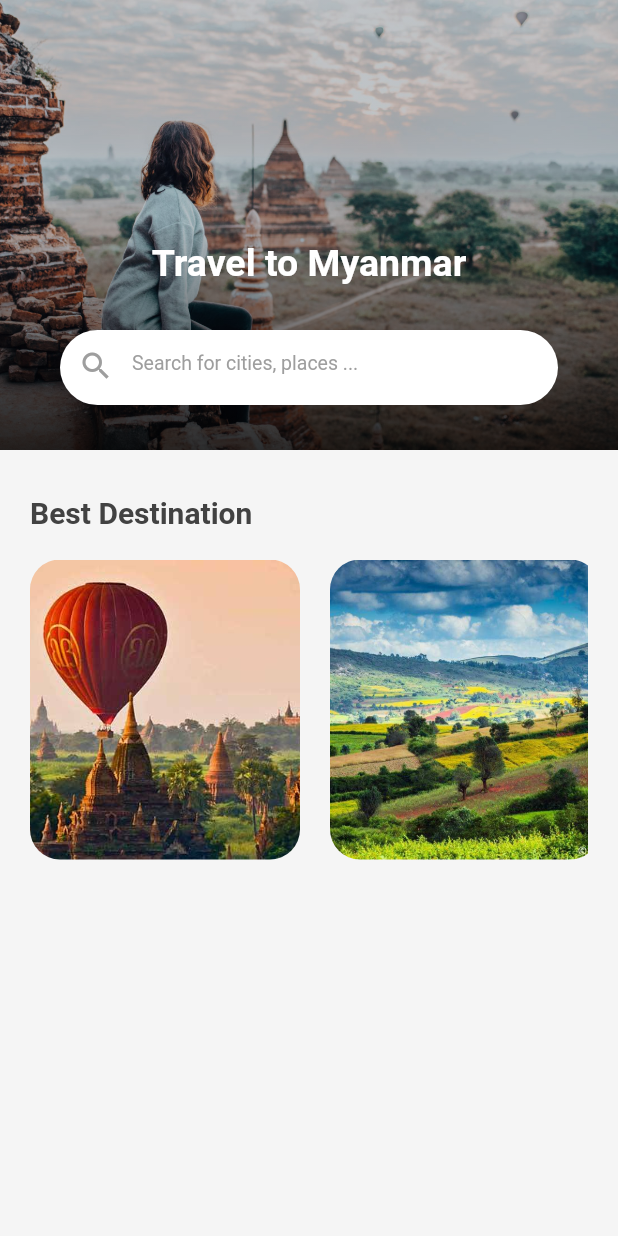
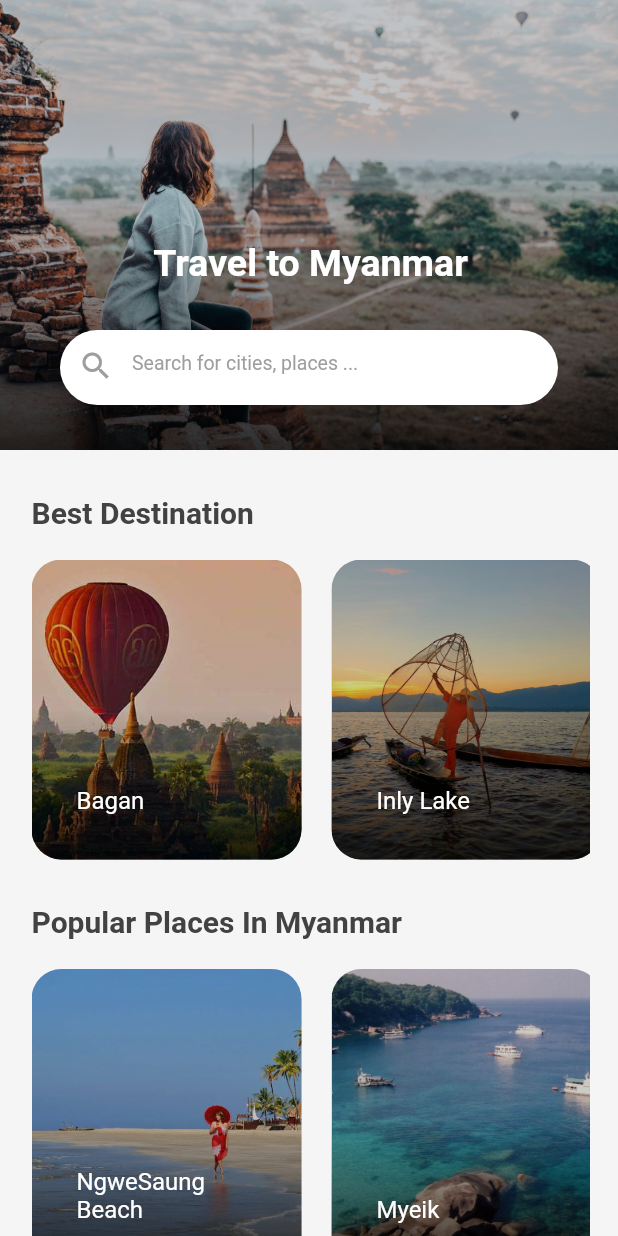
Before and after one commit to zinmyoswe/Flutter_Travel_To_Myanmar, a Flutter app: the screen it shows after launch, on a phone screen of 412 x 824 dp. Run offline on Flutter 3.47's test engine with Material 2 defaults, Android fonts, the phone set to English and light mode, and no system bars; our stand-ins replace simple_animations.

Commit message:
my changes

```diff
--- /dev/null
+++ b/lib/Animation/FakeAnimation.dart
@@ -0,0 +1,35 @@
+import 'package:flutter/material.dart';
+import 'package:simple_animations/simple_animations.dart';
+
+class FadeAnimation extends StatelessWidget {
+  final double delay;
+  final Widget child;
+
+  FadeAnimation(this.delay, this.child);
+
+  @override
+  Widget build(BuildContext context) {
+    final tween = MultiTrackTween([
+      Track('opacity').add(Duration(milliseconds: 500),
+          Tween(begin: 0.0, end: 1.0)
+      ),
+      Track('translateX').add(Duration(milliseconds: 500),
+          Tween(begin: 120.0, end: 1.0),
+          curve: Curves.easeOut
+      )
+    ]);
+    return ControlledAnimation(
+      delay: Duration(milliseconds: (500 * delay).round()),
+      duration: tween.duration,
+      tween: tween,
+      child: child,
+      builderWithChild: (context, child, animation) => Opacity(
+        opacity: animation['opacity'],
+        child: Transform.translate(
+          offset: Offset(animation['translateX'],0),
+          child: child,
+        ),
+      ),
+    );
+  }
+}
--- a/lib/pages/HomePage.dart
+++ b/lib/pages/HomePage.dart
@@ -1,4 +1,5 @@
 import 'package:flutter/material.dart';
+import 'package:traveltomyanmar/Animation/FakeAnimation.dart';
 
 class HomePage extends StatefulWidget {
   @override
@@ -10,7 +11,9 @@ class _HomePageState extends State<HomePage> {
   Widget build(BuildContext context) {
     return Scaffold(
       backgroundColor: Colors.grey[100],
-       body: Column(
+       body: SingleChildScrollView(
+
+         child: Column(
            crossAxisAlignment: CrossAxisAlignment.start,
            children: <Widget>[
              Container(
@@ -34,7 +37,7 @@ class _HomePageState extends State<HomePage> {
                  child: Column(
                    mainAxisAlignment: MainAxisAlignment.end,
                    children: <Widget>[
-                   Text("Travel to Myanmar", textAlign: TextAlign.center ,style: TextStyle(color: Colors.white, fontSize: 25, fontWeight: FontWeight.bold),
+                     FadeAnimation(1,Text("Travel to Myanmar", textAlign: TextAlign.center ,style: TextStyle(color: Colors.white, fontSize: 25, fontWeight: FontWeight.bold)),
                      ),
                      SizedBox(height: 30,),
                      Container(
@@ -66,37 +69,63 @@ class _HomePageState extends State<HomePage> {
                child: Column(
                  crossAxisAlignment: CrossAxisAlignment.start,
                  children: <Widget>[
-                 Text("Best Destination", style: TextStyle(fontWeight: FontWeight.bold, color: Colors.grey[800], fontSize: 20),),
+                   FadeAnimation(1,Text("Best Destination", style: TextStyle(fontWeight: FontWeight.bold, color: Colors.grey[800], fontSize: 20),)),
                    SizedBox(height: 20,),
-                 Container(
+                   FadeAnimation(1.4,Container(
                      height: 200,
 
                      child: ListView(
                        scrollDirection: Axis.horizontal,
                        children: <Widget>[
-                       makeItem(image: 'assets/images/bagan.jpg'),
-                       makeItem(image: 'assets/images/kalaw.jpg'),
-                       makeItem(image: 'assets/images/m.jpg'),
-                       makeItem(image: 'assets/images/yangon.jpg'),
-                       makeItem(image: 'assets/images/chaungtha.jpg'),
-                       makeItem(image: 'assets/images/khakavorazi.jpg'),
+                         makeItem(image: 'assets/images/bagan.jpg', title: 'Bagan'),
+                         makeItem(image: 'assets/images/a (4).jpg', title: 'Inly Lake'),
+                         makeItem(image: 'assets/images/kalaw.jpg', title: 'Kalaw'),
+
+                         makeItem(image: 'assets/images/yangon.jpg', title: 'Yangon'),
+                         makeItem(image: 'assets/images/chaungtha.jpg', title: 'ChaungTha Beach'),
+                         makeItem(image: 'assets/images/khakavorazi.jpg', title: 'Khakavorazi Mountain'),
 
                        ],
                      ),
-                 )
+                   )),
+                   SizedBox(height: 30,),
+                   FadeAnimation(1,Text("Popular Places In Myanmar", style: TextStyle(fontWeight: FontWeight.bold, color: Colors.grey[800], fontSize: 20),)),
+                   SizedBox(height: 20,),
+                   FadeAnimation(1.4,Container(
+                     height: 200,
+
+                     child: ListView(
+                       scrollDirection: Axis.horizontal,
+                       children: <Widget>[
+                         makeItem(image: 'assets/images/m.jpg', title: 'NgweSaung Beach'),
+                         makeItem(image: 'assets/images/a (9).jpg', title: 'Myeik'),
+                         makeItem(image: 'assets/images/a (2).jpg', title: 'Pyin Oo Lwin Park'),
+                         makeItem(image: 'assets/images/a (8).jpg', title: 'Myatheintan Pagoda'),
+                         makeItem(image: 'assets/images/a (7).jpg', title: 'Mandalay Royal Palace'),
+                         makeItem(image: 'assets/images/a (6).jpg', title: 'KyoneHtaw Waterfall'),
+                         makeItem(image: 'assets/images/a (5).jpg', title: 'Kyitehteeyo Pagoda'),
+                         makeItem(image: 'assets/images/a (3).jpg', title: 'Reh Love Lake'),
+                         makeItem(image: 'assets/images/a (1).jpg', title: 'OoPain Bridge'),
+
+                       ],
+                     ),
+                   )),
+                   SizedBox(height: 80,),
                  ],
                ),
              )
 
            ],
          ),
+       ),
     );
   }
 
-  Widget makeItem({image}){
+  Widget makeItem({image, title}){
     return AspectRatio(
       aspectRatio: 1 / 1,
       child: Container(
+
         margin: EdgeInsets.only(right:20),
         decoration: BoxDecoration(
           borderRadius: BorderRadius.circular(20),
@@ -105,6 +134,23 @@ class _HomePageState extends State<HomePage> {
             fit: BoxFit.cover
           )
         ),
+        child: Container(
+          padding: EdgeInsets.all(30),
+          decoration: BoxDecoration(
+              borderRadius: BorderRadius.circular(20),
+              gradient: LinearGradient(
+                  begin: Alignment.bottomRight,
+                  colors: [
+                    Colors.black.withOpacity(.8),
+                    Colors.black.withOpacity(.2),
+                  ]
+              )
+          ),
+          child: Align(
+            alignment: Alignment.bottomLeft,
+            child: Text(title, style: TextStyle(color: Colors.white, fontSize: 16),),
+          ),
+        ),
       ),
     );
   }
```
Also changed, not shown: pubspec.yaml (+12 -1 lines), assets/images/a (1).jpg (renamed from assets/images/oopain.jpg), assets/images/a (2).jpg (renamed from assets/images/pyin oo lwin.jpg), assets/images/a (3).jpg (renamed from assets/images/Reh Lake.jpg), assets/images/a (4).jpg (renamed from assets/images/inle lake.jpg), assets/images/a (5).jpg (renamed from assets/images/Kyite Htee Yoe.jpg), assets/images/a (6).jpg (renamed from assets/images/kyone htaw waterfall.jpg), assets/images/a (7).jpg (renamed from assets/images/mandalay royal palace.jpg), assets/images/a (8).jpg (renamed from assets/images/Myatheindan Pagoda.jpg), assets/images/a (9).jpg (renamed from assets/images/myeik islands.jpg), assets/images/ta.jpg (added), assets/images/thingyan.jpg (added), pubspec.lock. Lines whose indentation alone changed are shown as unchanged.
